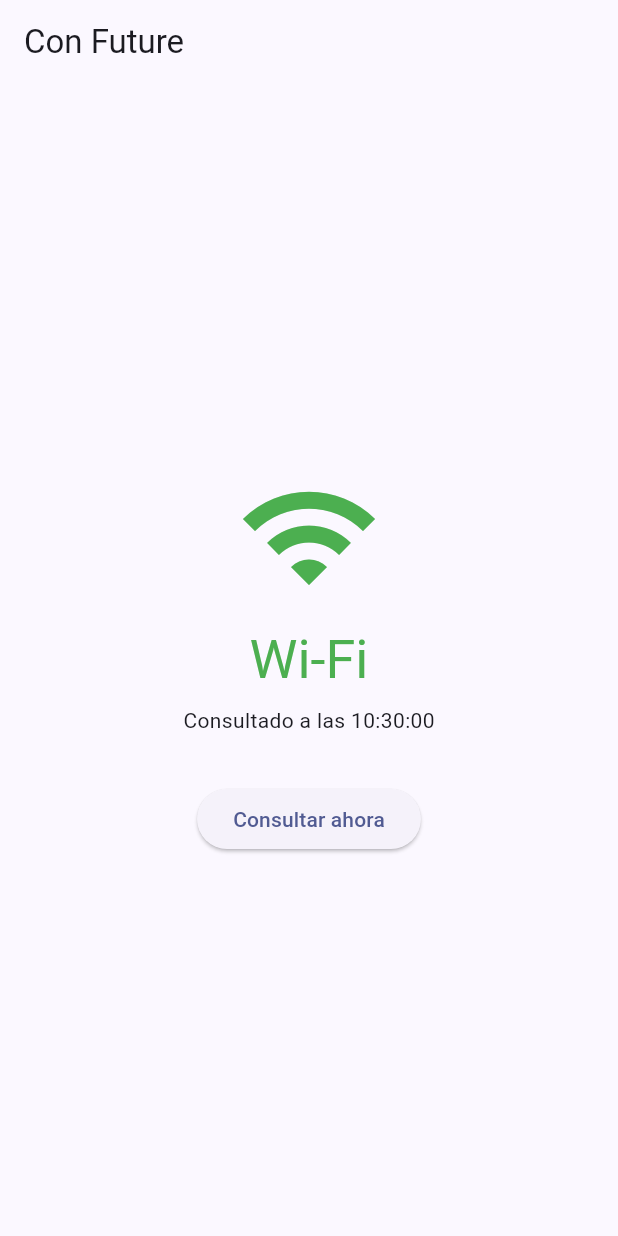
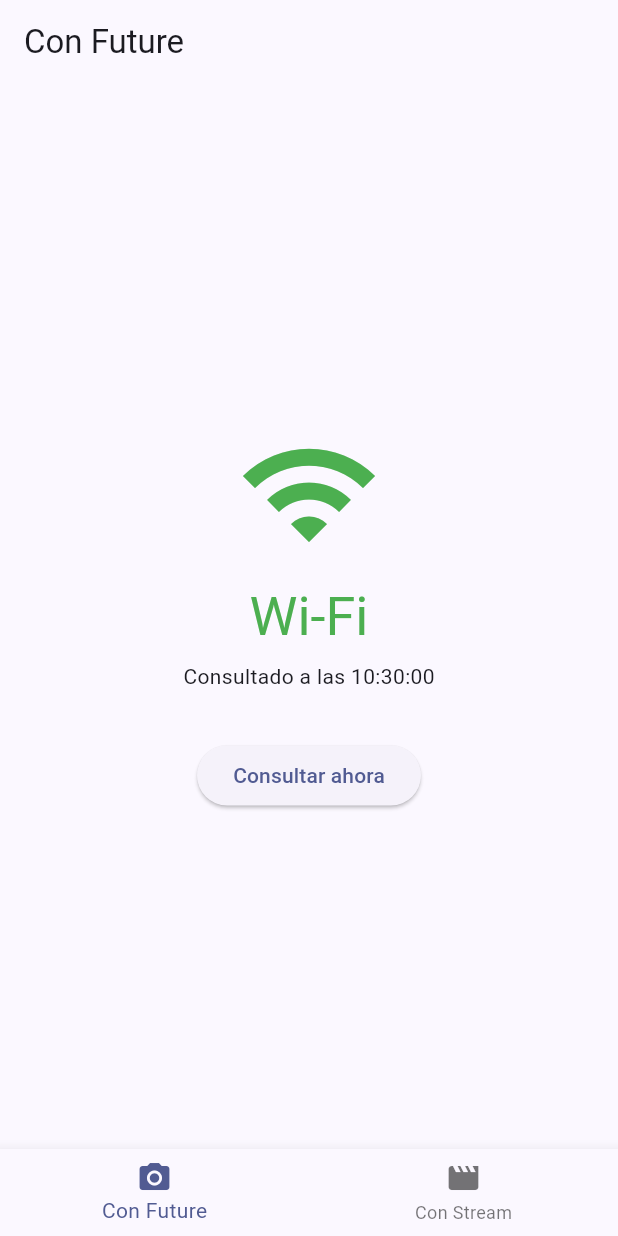
Before and after one commit to mpintor15/PrograApps, a Flutter app: the screen it shows after launch, after a tap on "Consultar ahora", on a phone screen of 412 x 824 dp. Run offline on Flutter 3.47's test engine with Material 3 defaults, Android fonts, the phone set to English and light mode, and no system bars; our stand-ins replace connectivity_plus, flutter_bloc.

Commit message:
feat: conexion con Stream + Cubit y pestanas

```diff
--- a/deber1-estado-streams/lib/main.dart
+++ b/deber1-estado-streams/lib/main.dart
@@ -2,24 +2,84 @@ import 'package:flutter/material.dart';
 
 import 'data/repositories/conexion_plus_repository.dart';
 import 'domain/usecases/consultar_conexion.dart';
+import 'domain/usecases/observar_conexion.dart';
 import 'presentation/pantallas/pantalla_foto.dart';
+import 'presentation/pantallas/pantalla_stream.dart';
 
 void main() {
   final repositorio = ConexionPlusRepository();
-  runApp(MyApp(consultarConexion: ConsultarConexion(repositorio)));
+  runApp(MyApp(
+    consultarConexion: ConsultarConexion(repositorio),
+    observarConexion: ObservarConexion(repositorio),
+  ));
 }
 
 class MyApp extends StatelessWidget {
   final ConsultarConexion consultarConexion;
+  final ObservarConexion observarConexion;
 
-  const MyApp({super.key, required this.consultarConexion});
+  const MyApp({
+    super.key,
+    required this.consultarConexion,
+    required this.observarConexion,
+  });
 
   @override
   Widget build(BuildContext context) {
     return MaterialApp(
       title: 'Conexión',
       theme: ThemeData(colorSchemeSeed: Colors.indigo),
-      home: PantallaFoto(consultarConexion: consultarConexion),
+      home: Inicio(
+        consultarConexion: consultarConexion,
+        observarConexion: observarConexion,
+      ),
     );
   }
 }
+
+class Inicio extends StatefulWidget {
+  final ConsultarConexion consultarConexion;
+  final ObservarConexion observarConexion;
+
+  const Inicio({
+    super.key,
+    required this.consultarConexion,
+    required this.observarConexion,
+  });
+
+  @override
+  State<Inicio> createState() => _InicioState();
+}
+
+class _InicioState extends State<Inicio> {
+  int _indice = 0;
+
+  @override
+  Widget build(BuildContext context) {
+    // Sin IndexedStack: al salir de la pestaña "Con Stream" se destruye la
+    // pantalla y el Cubit se cierra (close()).
+    final pantalla = _indice == 0
+        ? PantallaFoto(consultarConexion: widget.consultarConexion)
+        : PantallaStream(
+            consultarConexion: widget.consultarConexion,
+            observarConexion: widget.observarConexion,
+          );
+    return Scaffold(
+      body: pantalla,
+      bottomNavigationBar: BottomNavigationBar(
+        currentIndex: _indice,
+        onTap: (i) => setState(() => _indice = i),
+        items: const [
+          BottomNavigationBarItem(
+            icon: Icon(Icons.photo_camera),
+            label: 'Con Future',
+          ),
+          BottomNavigationBarItem(
+            icon: Icon(Icons.movie),
+            label: 'Con Stream',
+          ),
+        ],
+      ),
+    );
+  }
+}
```
Also changed, not shown: deber1-estado-streams/lib/presentation/estado/conexion_cubit.dart (added, +34 -0 lines), deber1-estado-streams/lib/presentation/pantallas/pantalla_stream.dart (added, +69 -0 lines).
